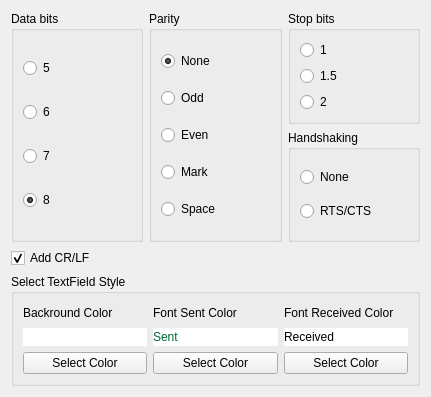
The window that Settings.ui (notiel/OstrannaTerminal) describes before a commit, drawn with Qt 5.
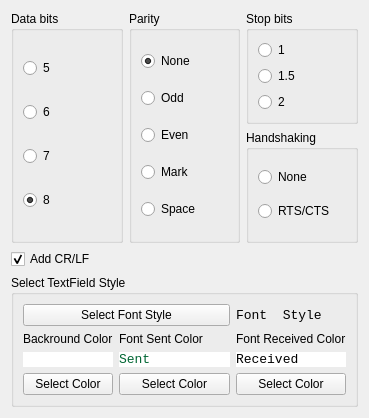
The same window after the commit.

Commit message: +macros bugs fixed, font changed

Diff of the .ui file:
```diff
--- a/Settings.ui
+++ b/Settings.ui
@@ -6,8 +6,8 @@
    <rect>
     <x>0</x>
     <y>0</y>
-    <width>431</width>
-    <height>397</height>
+    <width>369</width>
+    <height>418</height>
    </rect>
   </property>
   <property name="windowTitle">
@@ -173,38 +173,48 @@
       <string>Select TextField Style</string>
      </property>
      <layout class="QGridLayout" name="gridLayout_6">
-      <item row="1" column="1">
-       <widget class="QLabel" name="LblSentColor">
-        <property name="styleSheet">
-         <string notr="true">background-color: rgb(255,255,255); color: rgb(00,102,51)</string>
+      <item row="3" column="0">
+       <widget class="QPushButton" name="BtnBackgroundColor">
+        <property name="text">
+         <string>Select Color</string>
         </property>
+       </widget>
+      </item>
+      <item row="3" column="3">
+       <widget class="QPushButton" name="BtnReceivedColor">
         <property name="text">
-         <string>Sent</string>
+         <string>Select Color</string>
         </property>
        </widget>
       </item>
-      <item row="0" column="0">
+      <item row="0" column="3">
+       <widget class="QLabel" name="LblFont">
+        <property name="font">
+         <font>
+          <family>Consolas</family>
+          <pointsize>10</pointsize>
+         </font>
+        </property>
+        <property name="text">
+         <string>Font  Style</string>
+        </property>
+       </widget>
+      </item>
+      <item row="1" column="0">
        <widget class="QLabel" name="LblBackground">
         <property name="text">
          <string>Backround Color</string>
         </property>
        </widget>
       </item>
-      <item row="0" column="2">
+      <item row="1" column="3">
        <widget class="QLabel" name="LblReceivedFont">
         <property name="text">
          <string>Font Received Color</string>
         </property>
        </widget>
       </item>
-      <item row="0" column="1">
-       <widget class="QLabel" name="LblFontSent">
-        <property name="text">
-         <string>Font Sent Color</string>
-        </property>
-       </widget>
-      </item>
-      <item row="1" column="0">
+      <item row="2" column="0">
        <widget class="QLabel" name="LblBackgroundColor">
         <property name="styleSheet">
          <string notr="true">background-color: rgb(255,255,255)</string>
@@ -214,8 +224,14 @@
         </property>
        </widget>
       </item>
-      <item row="1" column="2">
+      <item row="2" column="3">
        <widget class="QLabel" name="LblReceivedColor">
+        <property name="font">
+         <font>
+          <family>Consolas</family>
+          <pointsize>10</pointsize>
+         </font>
+        </property>
         <property name="styleSheet">
          <string notr="true">background-color: white</string>
         </property>
@@ -224,24 +240,40 @@
         </property>
        </widget>
       </item>
-      <item row="2" column="0">
-       <widget class="QPushButton" name="BtnBackgroundColor">
+      <item row="1" column="1" colspan="2">
+       <widget class="QLabel" name="LblFontSent">
         <property name="text">
-         <string>Select Color</string>
+         <string>Font Sent Color</string>
         </property>
        </widget>
       </item>
-      <item row="2" column="1">
+      <item row="3" column="1" colspan="2">
        <widget class="QPushButton" name="BtnSentColor">
         <property name="text">
          <string>Select Color</string>
         </property>
        </widget>
       </item>
-      <item row="2" column="2">
-       <widget class="QPushButton" name="BtnReceivedColor">
+      <item row="2" column="1" colspan="2">
+       <widget class="QLabel" name="LblSentColor">
+        <property name="font">
+         <font>
+          <family>Consolas</family>
+          <pointsize>10</pointsize>
+         </font>
+        </property>
+        <property name="styleSheet">
+         <string notr="true">background-color: rgb(255,255,255); color: rgb(00,102,51)</string>
+        </property>
         <property name="text">
-         <string>Select Color</string>
+         <string>Sent</string>
+        </property>
+       </widget>
+      </item>
+      <item row="0" column="0" colspan="3">
+       <widget class="QPushButton" name="BtnFont">
+        <property name="text">
+         <string>Select Font Style</string>
         </property>
        </widget>
       </item>
```
The commit also changes 6 other files.
